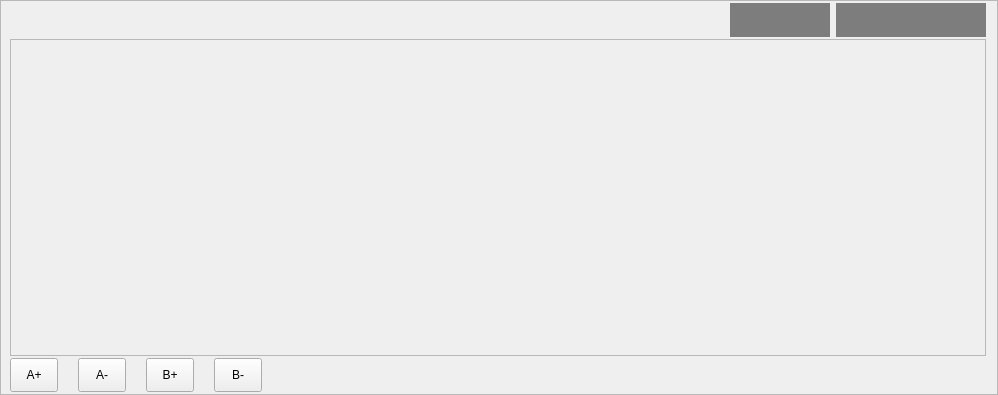
Old version of the form hcmanualoperation/ichcmanualoperationpageframe.ui in the repository GaussCheng/2-5AxisPunch.
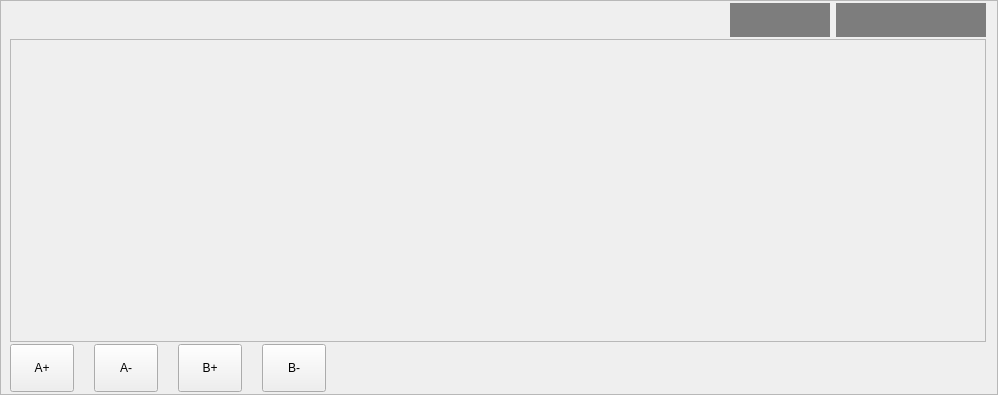
New version of the form. Custom widgets are drawn as their Qt base class.

```diff
--- a/hcmanualoperation/ichcmanualoperationpageframe.ui
+++ b/hcmanualoperation/ichcmanualoperationpageframe.ui
@@ -263,8 +263,8 @@
        </property>
        <property name="minimumSize">
         <size>
-         <width>48</width>
-         <height>0</height>
+         <width>64</width>
+         <height>48</height>
         </size>
        </property>
        <property name="text">
@@ -282,8 +282,8 @@
        </property>
        <property name="minimumSize">
         <size>
-         <width>48</width>
-         <height>0</height>
+         <width>64</width>
+         <height>48</height>
         </size>
        </property>
        <property name="text">
@@ -301,8 +301,8 @@
        </property>
        <property name="minimumSize">
         <size>
-         <width>48</width>
-         <height>0</height>
+         <width>64</width>
+         <height>48</height>
         </size>
        </property>
        <property name="text">
@@ -320,8 +320,8 @@
        </property>
        <property name="minimumSize">
         <size>
-         <width>48</width>
-         <height>0</height>
+         <width>64</width>
+         <height>48</height>
         </size>
        </property>
        <property name="text">
```
